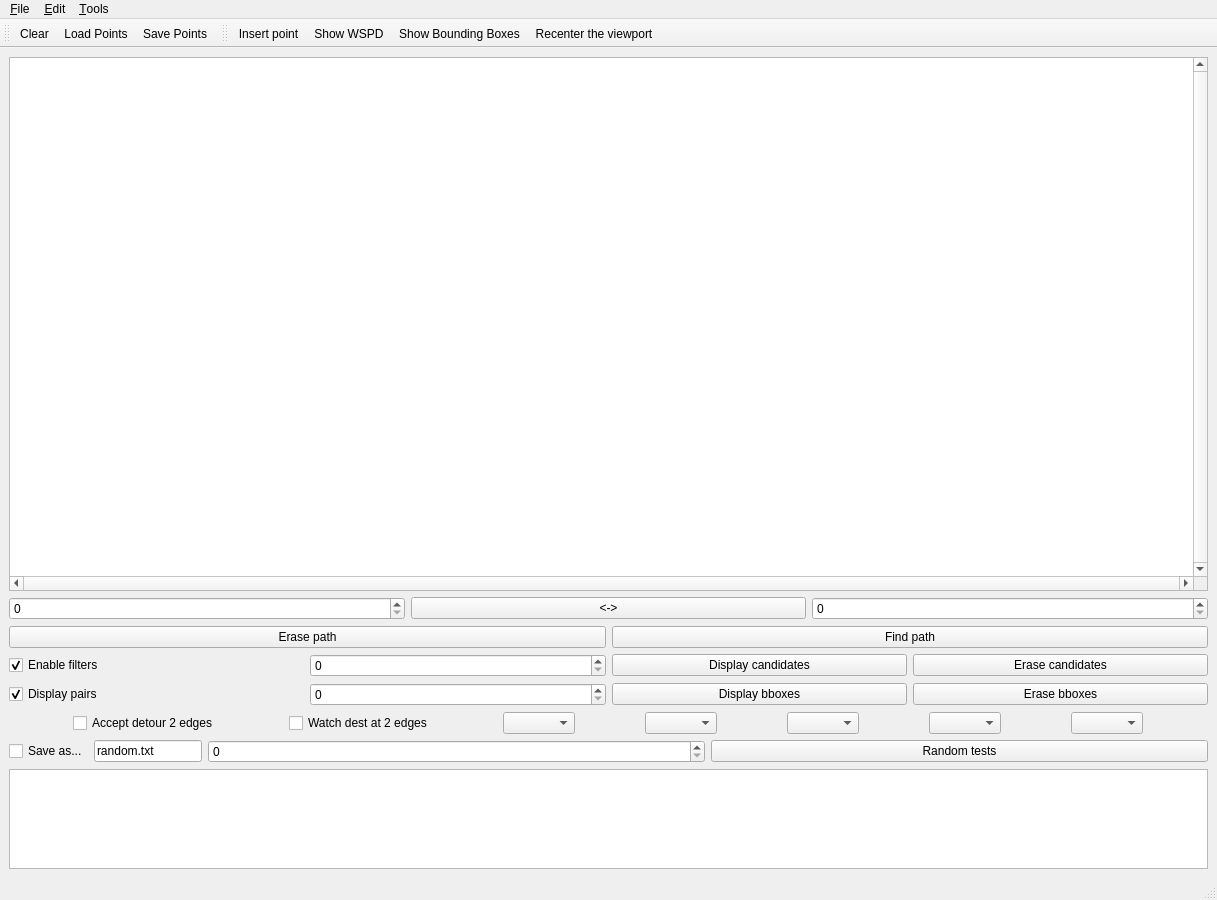
Before: the Qt Designer form mainwindow.ui in freud14/local-routing-wspd, drawn with Qt 5.
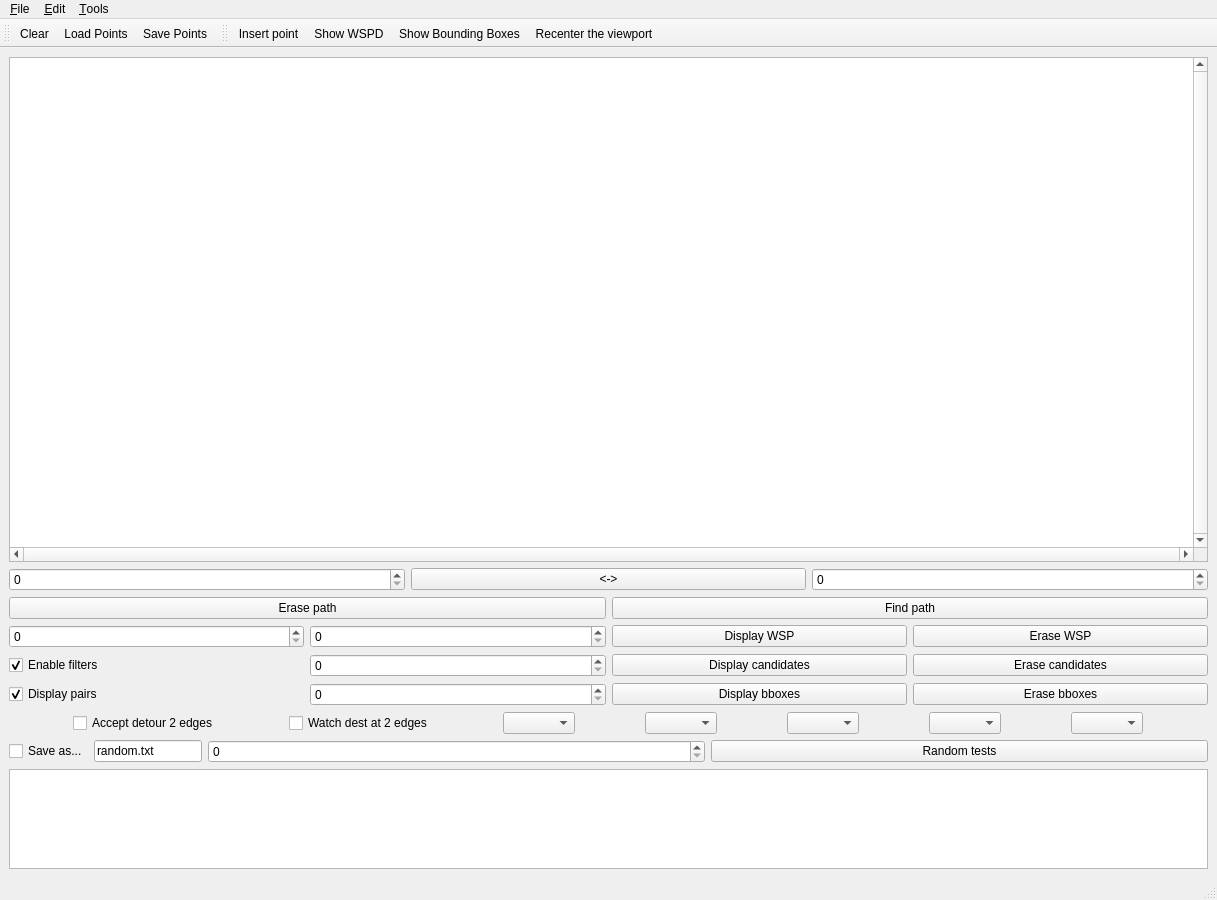
After: the same form once the commit is applied. Icons and pictures are not drawn.

What changed in the file:
```diff
--- a/mainwindow.ui
+++ b/mainwindow.ui
@@ -73,6 +73,30 @@
     <item row="3" column="0">
      <layout class="QHBoxLayout">
       <item>
+       <widget class="QSpinBox" name="wspFrom"/>
+      </item>
+      <item>
+       <widget class="QSpinBox" name="wspTo"/>
+      </item>
+      <item>
+       <widget class="QPushButton" name="displayWspButton">
+        <property name="text">
+         <string>Display WSP</string>
+        </property>
+       </widget>
+      </item>
+      <item>
+       <widget class="QPushButton" name="eraseWspButton">
+        <property name="text">
+         <string>Erase WSP</string>
+        </property>
+       </widget>
+      </item>
+     </layout>
+    </item>
+    <item row="4" column="0">
+     <layout class="QHBoxLayout">
+      <item>
        <widget class="QCheckBox" name="filtersCheck">
         <property name="text">
          <string>Enable filters</string>
@@ -101,7 +125,7 @@
       </item>
      </layout>
     </item>
-    <item row="4" column="0">
+    <item row="5" column="0">
      <layout class="QHBoxLayout">
       <item>
        <widget class="QCheckBox" name="pairsCheck">
@@ -132,7 +156,7 @@
       </item>
      </layout>
     </item>
-    <item row="5" column="0">
+    <item row="6" column="0">
      <layout class="QHBoxLayout" name="filtersSelectionLayout">
       <item>
        <widget class="QCheckBox" name="detourTwoEdgesCheck">
@@ -218,7 +242,7 @@
       </item>
      </layout>
     </item>
-    <item row="7" column="0">
+    <item row="8" column="0">
      <widget class="QTextEdit" name="results">
       <property name="maximumSize">
        <size>
@@ -231,7 +255,7 @@
       </property>
      </widget>
     </item>
-    <item row="6" column="0">
+    <item row="7" column="0">
      <layout class="QHBoxLayout">
       <item>
        <widget class="QCheckBox" name="saveAsCheck">
```
